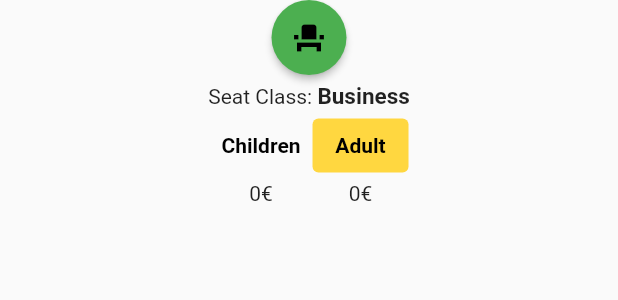
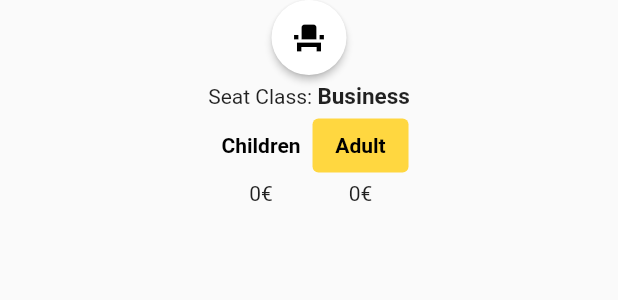
Before and after one commit to MatteoBevacqua/frontendPSW, a Flutter app: the TrainSeat widget shown alone on an empty page, opened directly with empty values, after a tap on "Adult", on a phone screen of 412 x 824 dp. Shown: the top 300 px of the screen. Run offline on Flutter 3.47's test engine with Material 2 defaults, Android fonts, the phone set to English and light mode, and no system bars; our stand-ins replace flutter_typeahead; missing offline and left inert: enum_to_string.

Commit message:
refactoring and improvements

```diff
--- a/lib/managers/RestManager.dart
+++ b/lib/managers/RestManager.dart
@@ -35,7 +35,6 @@ class RestManager {
         contentType = "application/x-www-form-urlencoded";
         formattedBody = body.keys.map((key) => "$key=${body[key]}").join("&");
       }
-      print(formattedBody);
       // setting headers
       Map<String, String> headers = Map();
       headers[HttpHeaders.contentTypeHeader] = contentType;
--- a/lib/models/Reservation.dart
+++ b/lib/models/Reservation.dart
@@ -53,7 +53,6 @@ class Reservation {
       this.reservedSeats});
 
   factory Reservation.fromJson(Map<String, dynamic> json) {
-    print(json);
     var res = Reservation(
         id: json['id'],
         passenger: Passenger.fromJson(json['passenger']),
@@ -62,7 +61,6 @@ class Reservation {
         reservedSeats: List<SeatModel>.from((json['reservedSeats'])
             .map((i) => SeatModel.fromJson(i, true))
             .toList()));
-    print('ret');
     return res;
   }
 
--- /dev/null
+++ b/lib/myWidgets/TrainSeat.dart
@@ -0,0 +1,145 @@
+import 'package:first_from_zero/models/SeatModel.dart';
+import 'package:first_from_zero/support/Global.dart';
+import 'package:first_from_zero/support/Utils.dart';
+import 'package:flutter/cupertino.dart';
+import 'package:flutter/material.dart';
+import 'dart:math' as math;
+
+// ignore: must_be_immutable
+class TrainSeat extends StatefulWidget {
+  @override
+  bool operator ==(Object other) => other is TrainSeat && other.seat == seat;
+
+  final SeatModel seat;
+  bool selected = false, selectedByMe = false, modifying = false;
+
+  TrainSeat({this.seat, this.selected, this.selectedByMe, this.modifying}) {
+    this.selected = seat.isBooked;
+    if (selectedByMe == null) selectedByMe = false;
+    if (modifying == null) modifying = false;
+  }
+
+  _SeatState createState() => _SeatState(
+      seatModel: seat,
+      selected: seat.isBooked,
+      selectedByMe: selectedByMe,
+      modifying: modifying);
+}
+
+class _SeatState extends State<TrainSeat> {
+  bool selected = false, selectedByMe = false, modifying = false;
+  SeatModel seatModel;
+
+  _SeatState(
+      {this.seatModel, this.selected, this.selectedByMe, this.modifying});
+
+  Color color;
+  final Icon icon = Icon(Icons.event_seat_sharp, color: Colors.black);
+  TextStyle descr = TextStyle(fontWeight: FontWeight.bold, fontSize: 15);
+  List<ButtonStyle> styles = [
+    TextButton.styleFrom(backgroundColor: Colors.transparent),
+    TextButton.styleFrom(backgroundColor: Colors.amberAccent)
+  ];
+  ButtonStyle styleChild =
+          TextButton.styleFrom(backgroundColor: Colors.transparent),
+      styleAdult = TextButton.styleFrom(backgroundColor: Colors.transparent);
+  int childIndex = 0, adultIndex = 0;
+
+  @override
+  Widget build(BuildContext context) {
+    if (selected && !selectedByMe) {
+      color = Colors.amber;
+    } else {
+      color = selectedByMe ? Colors.white : Colors.green;
+    }
+
+    return Column(children: [
+      RawMaterialButton(
+          constraints: BoxConstraints.expand(width: 50, height: 50),
+          fillColor: color,
+          shape: CircleBorder(),
+          onPressed: (selected && !selectedByMe)
+              ? null
+              : () {
+                  setState(() {
+                    print(GlobalData.selectedToBook);
+                    if (!selectedByMe) {
+                      selectedByMe = true;
+                      selected = true;
+                      if (modifying)
+                        GlobalData.toAdd.add(seatModel);
+                      else
+                        GlobalData.selectedToBook.add(seatModel);
+                    } else {
+                      selectedByMe = false;
+                      selected = false;
+                      if (modifying)
+                        GlobalData.toRemove.add(seatModel);
+                      else
+                        GlobalData.selectedToBook.remove(seatModel);
+                    }
+                  });
+                },
+          child: seatModel.direction == FacingDirection.OPPOSITE
+              ? Transform.rotate(angle: 180 * math.pi / 180, child: icon)
+              : icon),
+      SizedBox(height: 5),
+      Column(crossAxisAlignment: CrossAxisAlignment.center, children: [
+        Row(mainAxisAlignment: MainAxisAlignment.center, children: [
+          Text("Seat Class: "),
+          Text(
+              seatModel.seatClass
+                  .toString()
+                  .substring(10)
+                  .toLowerCase()
+                  .capitalize(),
+              style: descr)
+        ]),
+        Row(mainAxisAlignment: MainAxisAlignment.center, children: [
+          Column(
+            children: [
+              TextButton(
+                  child: Text("Children",
+                      style: const TextStyle(
+                          color: Colors.black, fontWeight: FontWeight.bold)),
+                  style: styleChild,
+                  onPressed: (selected && !selectedByMe)
+                      ? null
+                      : () {
+                          if (!selectedByMe) selectedByMe = !selectedByMe;
+                          seatModel.pricePaid = seatModel.childrenPrice;
+                          if (modifying) GlobalData.priceChanged.add(seatModel);
+                          setState(() {
+                            styleChild = styles[(childIndex + 1) % 2];
+                            styleAdult = styles[0];
+                          });
+                        }),
+              Text(seatModel.childrenPrice.toString() + "€")
+            ],
+          ),
+          Column(
+            children: [
+              TextButton(
+                  child: Text("Adult",
+                      style: const TextStyle(
+                          color: Colors.black, fontWeight: FontWeight.bold)),
+                  style: styleAdult,
+                  onPressed: (selected && !selectedByMe)
+                      ? null
+                      : () {
+                          if (!selectedByMe) selectedByMe = !selectedByMe;
+                          seatModel.pricePaid = seatModel.adultPrice;
+                          if (modifying) GlobalData.priceChanged.add(seatModel);
+                          setState(() {
+                            styleAdult = styles[(childIndex + 1) % 2];
+                            styleChild = styles[0];
+                          });
+                        }),
+              Text(seatModel.adultPrice.toString() + "€")
+            ],
+          )
+        ])
+      ]),
+    ]);
+  }
+}
--- a/lib/pages/BookRoute.dart
+++ b/lib/pages/BookRoute.dart
@@ -2,14 +2,13 @@ import 'dart:async';
 
 import 'package:first_from_zero/managers/RestManager.dart';
 import 'package:first_from_zero/models/Reservation.dart';
+import 'package:first_from_zero/myWidgets/TrainSeat.dart';
 import 'package:first_from_zero/pages/SearchRoutes.dart';
 import 'package:first_from_zero/models/SeatModel.dart';
 import 'package:first_from_zero/support/Global.dart';
 import 'package:first_from_zero/support/Model.dart';
 import 'package:flutter/cupertino.dart';
 import 'package:flutter/material.dart';
-import 'dart:math' as math;
-import 'package:first_from_zero/support/Utils.dart';
 
 class BookRoute extends StatefulWidget {
   @override
@@ -41,12 +40,11 @@ class _BookingState extends State<BookRoute> {
     if (GlobalData.currentlySelected != null) _updateSeatsAndRebuild();
   }
 
-
   void _bookSeats() async {
     Text toShow;
     bool successful = false;
     print(GlobalData.selectedToBook);
-    for(SeatModel s in GlobalData.selectedToBook) {
+    for (SeatModel s in GlobalData.selectedToBook) {
       print(s.pricePaid);
       if (s.pricePaid == 0) {
         showDialog(
@@ -165,120 +163,3 @@ class _BookingState extends State<BookRoute> {
         ));
   }
 }
-
-class TrainSeat extends StatefulWidget {
-  @override
-  bool operator ==(Object other) => other is TrainSeat && other.seat == seat;
-
-  final SeatModel seat;
-  bool selected = false, selectedByMe = false, modifying = false;
-
-  TrainSeat({this.seat, this.selected, this.selectedByMe, this.modifying}) {
-    this.selected = seat.isBooked;
-    if (selectedByMe == null) selectedByMe = false;
-    if (modifying == null) modifying = false;
-  }
-
-  _SeatState createState() => _SeatState(
-      seatModel: seat,
-      selected: seat.isBooked,
-      selectedByMe: selectedByMe,
-      modifying: modifying);
-}
-
-class _SeatState extends State<TrainSeat> {
-  bool selected = false, selectedByMe = false, modifying = false;
-  SeatModel seatModel;
-
-  _SeatState(
-      {this.seatModel, this.selected, this.selectedByMe, this.modifying});
-
-  Color color;
-  final Icon icon = Icon(Icons.event_seat_sharp, color: Colors.black);
-  TextStyle descr = TextStyle(fontWeight: FontWeight.bold, fontSize: 15);
-  ButtonStyle styleChild,styleAdult = TextButton.styleFrom(backgroundColor: Colors.transparent);
-
-  @override
-  Widget build(BuildContext context) {
-    if (selected && !selectedByMe) {
-      color = Colors.amber;
-    } else {
-      color = selectedByMe ? Colors.white : Colors.green;
-    }
-
-    return Column(children: [
-      RawMaterialButton(
-          constraints: BoxConstraints.expand(width: 50, height: 50),
-          fillColor: color,
-          shape: CircleBorder(),
-          onPressed: (selected && !selectedByMe)
-              ? null
-              : () {
-                  setState(() {
-                    if (!selectedByMe) {
-                      GlobalData.selectedToBook.add(seatModel);
-                      selectedByMe = true;
-                      selected = true;
-                      if (modifying) GlobalData.toAdd.add(seatModel);
-                    } else {
-                      selectedByMe = false;
-                      selected = false;
-                      GlobalData.selectedToBook.remove(seatModel);
-                      if (modifying) GlobalData.toRemove.add(seatModel);
-                    }
-                  });
-                  print(GlobalData.selectedToBook);
-          },
-          child: seatModel.direction == FacingDirection.OPPOSITE
-              ? Transform.rotate(angle: 180 * math.pi / 180, child: icon)
-              : icon),
-      SizedBox(height: 5),
-      Column(crossAxisAlignment: CrossAxisAlignment.center, children: [
-        Row(mainAxisAlignment: MainAxisAlignment.center, children: [
-          Text("Seat Class: "),
-          Text(
-              seatModel.seatClass
-                  .toString()
-                  .substring(10)
-                  .toLowerCase()
-                  .capitalize(),
-              style: descr)
-        ]),
-        Row(mainAxisAlignment: MainAxisAlignment.center, children: [
-          Column(
-            children: [
-              TextButton(
-                  child: Text("Children",
-                      style: const TextStyle(
-                          color: Colors.black, fontWeight: FontWeight.bold)),
-                  style:styleChild,
-                  onPressed: () {
-                    seatModel.pricePaid = seatModel.childrenPrice;
-                    setState(() {
-                      styleChild =  TextButton.styleFrom(backgroundColor: Colors.amberAccent);
-                    });
-                  }),
-              Text(seatModel.childrenPrice.toString() + "€")
-            ],
-          ),
-          Column(
-            children: [
-              TextButton(
-                  child: Text("Adult",
-                      style: const TextStyle(
-                          color: Colors.black, fontWeight: FontWeight.bold)),
-                  style: styleAdult,
-                  onPressed: () {
-                    seatModel.pricePaid = seatModel.adultPrice;
-                    setState(() {
-                      styleAdult = TextButton.styleFrom(backgroundColor: Colors.amberAccent);
-                    });
-                  }),
-              Text(seatModel.adultPrice.toString() + "€")
-            ],
-          )
-        ])
-      ]),
-    ]);
-  }
-}
--- a/lib/support/Constants.dart
+++ b/lib/support/Constants.dart
@@ -15,7 +15,7 @@ class Constants {
   static final String REQUEST_LOGOUT = "/auth/realms/" + REALM + "/protocol/openid-connect/logout";
   static final String CITY_AUTOFILL_ENDPOINT = "/cities/search/like";
   static final String GET_SEATS = "/seats/byRouteWithSelectionStatus";
-  static final String GET_RESERVATIONS = "/reservations/all";
+  static final String GET_RESERVATIONS = "/all";
   static final String MAKE_RESERVATION  = "/reservations";
   static final String DELETE_RESERVATION = "/reservations";
   static final String RESERVATIONS = "/reservations";
--- a/lib/support/Global.dart
+++ b/lib/support/Global.dart
@@ -6,5 +6,5 @@ class GlobalData {
   static bool userHasAnAccount = false;
   static bool userIsLoggedIn = false;
   static List<SeatModel> selectedToBook = List.empty(growable: true), toAdd = List.empty(growable: true),
-      toRemove = List.empty(growable: true);
+      toRemove = List.empty(growable: true),priceChanged=List.empty(growable: true);
 }
--- a/lib/support/Model.dart
+++ b/lib/support/Model.dart
@@ -62,8 +62,8 @@ class Model {
   Future<List<Reservation>> getReservations() async {
     try {
       var res = List<Reservation>.from(json
-          .decode(await _restManager.makeGetRequest(
-              Constants.SERVER_ADDRESS, Constants.GET_RESERVATIONS, null))
+          .decode(await _restManager.makeGetRequest(Constants.SERVER_ADDRESS,
+              Constants.RESERVATIONS + Constants.GET_RESERVATIONS))
           .map((i) => Reservation.fromJson(i))
           .toList());
       return res;
```
Also changed, not shown: lib/pages/UserPage.dart (+33 -18 lines).
